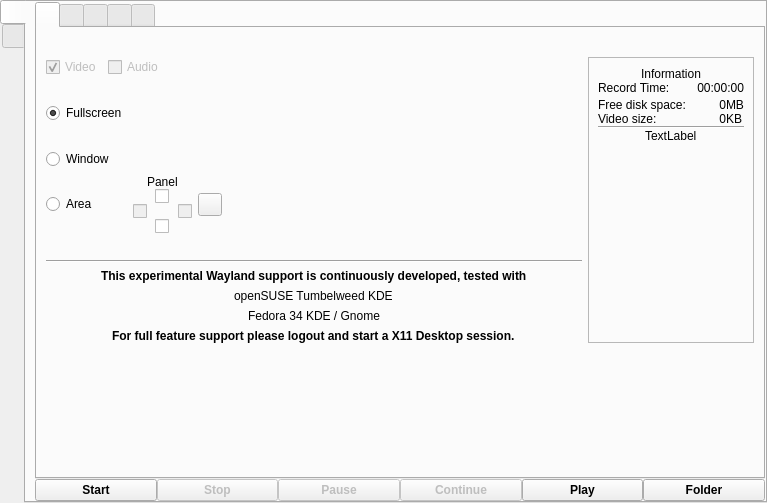
Before: the Qt Designer form src/wayland/formMainWindow_wl.ui in vkohaupt/vokoscreenNG, drawn with Qt 5.
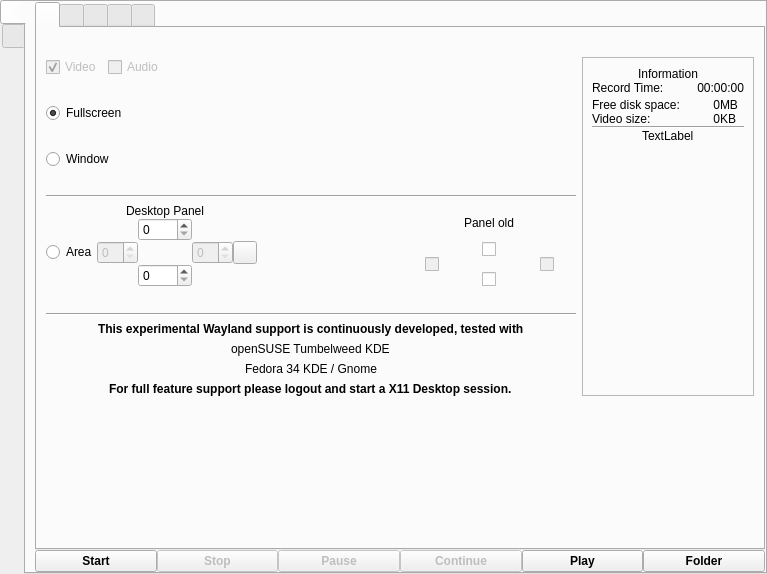
After: the same form once the commit is applied. Icons and pictures are not drawn.

Commit message: Wayland: Area

What changed in the file:
```diff
--- a/src/wayland/formMainWindow_wl.ui
+++ b/src/wayland/formMainWindow_wl.ui
@@ -7,7 +7,7 @@
     <x>0</x>
     <y>0</y>
     <width>767</width>
-    <height>503</height>
+    <height>574</height>
    </rect>
   </property>
   <property name="windowTitle">
@@ -89,63 +89,10 @@
              <layout class="QVBoxLayout" name="verticalLayout_7">
               <item>
                <layout class="QGridLayout" name="gridLayout_2">
-                <item row="12" column="0" colspan="5" alignment="Qt::AlignHCenter">
-                 <widget class="QLabel" name="label_6">
-                  <property name="font">
-                   <font>
-                    <weight>75</weight>
-                    <bold>true</bold>
-                   </font>
-                  </property>
+                <item row="12" column="0" colspan="3" alignment="Qt::AlignHCenter">
+                 <widget class="QLabel" name="label_2">
                   <property name="text">
-                   <string notr="true">For full feature support please logout and start a X11 Desktop session.</string>
-                  </property>
-                 </widget>
-                </item>
-                <item row="1" column="0" colspan="5">
-                 <layout class="QHBoxLayout" name="horizontalLayout_3">
-                  <item>
-                   <widget class="QCheckBox" name="checkBox">
-                    <property name="enabled">
-                     <bool>false</bool>
-                    </property>
-                    <property name="text">
-                     <string notr="true">Video</string>
-                    </property>
-                    <property name="checked">
-                     <bool>true</bool>
-                    </property>
-                   </widget>
-                  </item>
-                  <item>
-                   <widget class="QCheckBox" name="checkBox_2">
-                    <property name="enabled">
-                     <bool>false</bool>
-                    </property>
-                    <property name="text">
-                     <string notr="true">Audio</string>
-                    </property>
-                   </widget>
-                  </item>
-                  <item>
-                   <spacer name="horizontalSpacer_5">
-                    <property name="orientation">
-                     <enum>Qt::Horizontal</enum>
-                    </property>
-                    <property name="sizeHint" stdset="0">
-                     <size>
-                      <width>40</width>
-                      <height>20</height>
-                     </size>
-                    </property>
-                   </spacer>
-                  </item>
-                 </layout>
-                </item>
-                <item row="7" column="0">
-                 <widget class="QLabel" name="label_10">
-                  <property name="text">
-                   <string/>
+                   <string notr="true">openSUSE Tumbelweed KDE</string>
                   </property>
                  </widget>
                 </item>
@@ -156,6 +103,13 @@
                   </property>
                  </widget>
                 </item>
+                <item row="9" column="0">
+                 <widget class="QLabel" name="label_10">
+                  <property name="text">
+                   <string/>
+                  </property>
+                 </widget>
+                </item>
                 <item row="2" column="0">
                  <widget class="QLabel" name="label_9">
                   <property name="text">
@@ -163,36 +117,6 @@
                   </property>
                  </widget>
                 </item>
-                <item row="10" column="0" colspan="5" alignment="Qt::AlignHCenter">
-                 <widget class="QLabel" name="label_2">
-                  <property name="text">
-                   <string notr="true">openSUSE Tumbelweed KDE</string>
-                  </property>
-                 </widget>
-                </item>
-                <item row="6" column="0">
-                 <widget class="QRadioButton" name="radioButtonScreencastArea">
-                  <property name="text">
-                   <string notr="true">Area</string>
-                  </property>
-                  <attribute name="buttonGroup">
-                   <string notr="true">buttonGroup</string>
-                  </attribute>
-                 </widget>
-                </item>
-                <item row="6" column="3">
-                 <spacer name="horizontalSpacer_3">
-                  <property name="orientation">
-                   <enum>Qt::Horizontal</enum>
-                  </property>
-                  <property name="sizeHint" stdset="0">
-                   <size>
-                    <width>40</width>
-                    <height>20</height>
-                   </size>
-                  </property>
-                 </spacer>
-                </item>
                 <item row="5" column="0">
                  <widget class="QRadioButton" name="radioButtonScreencastWindow">
                   <property name="text">
@@ -203,14 +127,29 @@
                   </attribute>
                  </widget>
                 </item>
-                <item row="6" column="2">
-                 <widget class="QToolButton" name="toolButtonScreencastAreaReset">
+                <item row="11" column="0" colspan="3" alignment="Qt::AlignHCenter">
+                 <widget class="QLabel" name="label">
+                  <property name="font">
+                   <font>
+                    <weight>75</weight>
+                    <bold>true</bold>
+                   </font>
+                  </property>
                   <property name="text">
-                   <string notr="true"/>
+                   <string notr="true">This experimental Wayland support is continuously developed, tested with</string>
                   </property>
-                  <property name="icon">
-                   <iconset resource="../screencast.qrc">
-                    <normaloff>:/pictures/screencast/undo.png</normaloff>:/pictures/screencast/undo.png</iconset>
+                 </widget>
+                </item>
+                <item row="14" column="0" colspan="3" alignment="Qt::AlignHCenter">
+                 <widget class="QLabel" name="label_6">
+                  <property name="font">
+                   <font>
+                    <weight>75</weight>
+                    <bold>true</bold>
+                   </font>
+                  </property>
+                  <property name="text">
+                   <string notr="true">For full feature support please logout and start a X11 Desktop session.</string>
                   </property>
                  </widget>
                 </item>
@@ -227,20 +166,14 @@
                   </attribute>
                  </widget>
                 </item>
-                <item row="9" column="0" colspan="5" alignment="Qt::AlignHCenter">
-                 <widget class="QLabel" name="label">
-                  <property name="font">
-                   <font>
-                    <weight>75</weight>
-                    <bold>true</bold>
-                   </font>
-                  </property>
+                <item row="13" column="0" colspan="3" alignment="Qt::AlignHCenter">
+                 <widget class="QLabel" name="label_4">
                   <property name="text">
-                   <string notr="true">This experimental Wayland support is continuously developed, tested with</string>
+                   <string notr="true">Fedora 34 KDE / Gnome</string>
                   </property>
                  </widget>
                 </item>
-                <item row="1" column="5" rowspan="12">
+                <item row="1" column="3" rowspan="14">
                  <widget class="QFrame" name="frame_information">
                   <property name="frameShape">
                    <enum>QFrame::StyledPanel</enum>
@@ -257,31 +190,7 @@
                      <property name="verticalSpacing">
                       <number>0</number>
                      </property>
-                     <item row="1" column="0">
-                      <layout class="QHBoxLayout" name="horizontalLayout_4">
-                       <property name="bottomMargin">
-                        <number>3</number>
-                       </property>
-                       <item>
-                        <widget class="QLabel" name="label_14">
-                         <property name="text">
-                          <string notr="true">Record Time:</string>
-                         </property>
-                        </widget>
-                       </item>
-                       <item>
-                        <widget class="QLabel" name="labelInfoRecordTime">
-                         <property name="text">
-                          <string notr="true">00:00:00</string>
-                         </property>
-                         <property name="alignment">
-                          <set>Qt::AlignRight|Qt::AlignTrailing|Qt::AlignVCenter</set>
-                         </property>
-                        </widget>
-                       </item>
-                      </layout>
-                     </item>
-                     <item row="4" column="0">
+                     <item row="5" column="0">
                       <spacer name="verticalSpacer_21">
                        <property name="orientation">
                         <enum>Qt::Vertical</enum>
@@ -301,6 +210,30 @@
                        </property>
                       </widget>
                      </item>
+                     <item row="1" column="0">
+                      <layout class="QHBoxLayout" name="horizontalLayout_4">
+                       <property name="bottomMargin">
+                        <number>3</number>
+                       </property>
+                       <item>
+                        <widget class="QLabel" name="label_14">
+                         <property name="text">
+                          <string notr="true">Record Time:</string>
+                         </property>
+                        </widget>
+                       </item>
+                       <item>
+                        <widget class="QLabel" name="labelInfoRecordTime">
+                         <property name="text">
+                          <string notr="true">00:00:00</string>
+                         </property>
+                         <property name="alignment">
+                          <set>Qt::AlignRight|Qt::AlignTrailing|Qt::AlignVCenter</set>
+                         </property>
+                        </widget>
+                       </item>
+                      </layout>
+                     </item>
                      <item row="3" column="0" alignment="Qt::AlignHCenter">
                       <widget class="QLabel" name="label_Upate_tab_1">
                        <property name="text">
@@ -381,58 +314,25 @@
                   </layout>
                  </widget>
                 </item>
-                <item row="8" column="0" colspan="5">
-                 <widget class="Line" name="line_2">
+                <item row="7" column="0" colspan="3">
+                 <widget class="Line" name="line_4">
                   <property name="orientation">
                    <enum>Qt::Horizontal</enum>
                   </property>
                  </widget>
                 </item>
-                <item row="11" column="0" colspan="5" alignment="Qt::AlignHCenter">
-                 <widget class="QLabel" name="label_4">
+                <item row="0" column="0">
+                 <widget class="QLabel" name="label_8">
                   <property name="text">
-                   <string notr="true">Fedora 34 KDE / Gnome</string>
+                   <string/>
                   </property>
                  </widget>
                 </item>
-                <item row="6" column="1">
+                <item row="8" column="2">
                  <layout class="QGridLayout" name="gridLayout_3">
                   <property name="spacing">
                    <number>0</number>
                   </property>
-                  <item row="1" column="1" alignment="Qt::AlignHCenter">
-                   <widget class="QLabel" name="label_5">
-                    <property name="text">
-                     <string notr="true">Panel</string>
-                    </property>
-                   </widget>
-                  </item>
-                  <item row="3" column="0" alignment="Qt::AlignHCenter">
-                   <widget class="QCheckBox" name="checkBox_panel_left">
-                    <property name="enabled">
-                     <bool>false</bool>
-                    </property>
-                    <property name="text">
-                     <string notr="true"/>
-                    </property>
-                    <property name="autoExclusive">
-                     <bool>true</bool>
-                    </property>
-                   </widget>
-                  </item>
-                  <item row="2" column="1" alignment="Qt::AlignHCenter">
-                   <widget class="QCheckBox" name="checkBox_panel_top">
-                    <property name="text">
-                     <string notr="true"/>
-                    </property>
-                    <property name="checked">
-                     <bool>false</bool>
-                    </property>
-                    <property name="autoExclusive">
-                     <bool>true</bool>
-                    </property>
-                   </widget>
-                  </item>
                   <item row="3" column="2" alignment="Qt::AlignHCenter">
                    <widget class="QCheckBox" name="checkBox_panel_right">
                     <property name="enabled">
@@ -459,15 +359,171 @@
                     </property>
                    </widget>
                   </item>
+                  <item row="3" column="0" alignment="Qt::AlignHCenter">
+                   <widget class="QCheckBox" name="checkBox_panel_left">
+                    <property name="enabled">
+                     <bool>false</bool>
+                    </property>
+                    <property name="text">
+                     <string notr="true"/>
+                    </property>
+                    <property name="autoExclusive">
+                     <bool>true</bool>
+                    </property>
+                   </widget>
+                  </item>
+                  <item row="2" column="1" alignment="Qt::AlignHCenter">
+                   <widget class="QCheckBox" name="checkBox_panel_top">
+                    <property name="text">
+                     <string notr="true"/>
+                    </property>
+                    <property name="checked">
+                     <bool>false</bool>
+                    </property>
+                    <property name="autoExclusive">
+                     <bool>true</bool>
+                    </property>
+                   </widget>
+                  </item>
+                  <item row="1" column="0" colspan="3" alignment="Qt::AlignHCenter">
+                   <widget class="QLabel" name="label_5">
+                    <property name="text">
+                     <string notr="true">Panel old</string>
+                    </property>
+                   </widget>
+                  </item>
                  </layout>
                 </item>
-                <item row="0" column="0">
-                 <widget class="QLabel" name="label_8">
+                <item row="10" column="0" colspan="3">
+                 <widget class="Line" name="line_2">
+                  <property name="orientation">
+                   <enum>Qt::Horizontal</enum>
+                  </property>
+                 </widget>
+                </item>
+                <item row="6" column="0">
+                 <widget class="QLabel" name="label_18">
                   <property name="text">
                    <string/>
                   </property>
                  </widget>
                 </item>
+                <item row="1" column="0" colspan="2">
+                 <layout class="QHBoxLayout" name="horizontalLayout_3">
+                  <item>
+                   <widget class="QCheckBox" name="checkBox">
+                    <property name="enabled">
+                     <bool>false</bool>
+                    </property>
+                    <property name="text">
+                     <string notr="true">Video</string>
+                    </property>
+                    <property name="checked">
+                     <bool>true</bool>
+                    </property>
+                   </widget>
+                  </item>
+                  <item>
+                   <widget class="QCheckBox" name="checkBox_2">
+                    <property name="enabled">
+                     <bool>false</bool>
+                    </property>
+                    <property name="text">
+                     <string notr="true">Audio</string>
+                    </property>
+                   </widget>
+                  </item>
+                  <item>
+                   <spacer name="horizontalSpacer_5">
+                    <property name="orientation">
+                     <enum>Qt::Horizontal</enum>
+                    </property>
+                    <property name="sizeHint" stdset="0">
+                     <size>
+                      <width>40</width>
+                      <height>20</height>
+                     </size>
+                    </property>
+                   </spacer>
+                  </item>
+                 </layout>
+                </item>
+                <item row="8" column="0" colspan="2">
+                 <layout class="QGridLayout" name="gridLayout_4">
+                  <property name="spacing">
+                   <number>0</number>
+                  </property>
+                  <item row="2" column="0">
+                   <widget class="QRadioButton" name="radioButtonScreencastArea">
+                    <property name="text">
+                     <string notr="true">Area</string>
+                    </property>
+                    <attribute name="buttonGroup">
+                     <string notr="true">buttonGroup</string>
+                    </attribute>
+                   </widget>
+                  </item>
+                  <item row="2" column="4">
+                   <widget class="QToolButton" name="toolButtonScreencastAreaReset">
+                    <property name="text">
+                     <string notr="true"/>
+                    </property>
+                    <property name="icon">
+                     <iconset resource="../screencast.qrc">
+                      <normaloff>:/pictures/screencast/undo.png</normaloff>:/pictures/screencast/undo.png</iconset>
+                    </property>
+                   </widget>
+                  </item>
+                  <item row="0" column="1" colspan="3">
+                   <layout class="QHBoxLayout" name="horizontalLayout_6">
+                    <item alignment="Qt::AlignHCenter">
+                     <widget class="QLabel" name="label_11">
+                      <property name="text">
+                       <string>Desktop Panel</string>
+                      </property>
+                     </widget>
+                    </item>
+                   </layout>
+                  </item>
+                  <item row="2" column="3">
+                   <widget class="QSpinBox" name="spinBox_right">
+                    <property name="enabled">
+                     <bool>false</bool>
+                    </property>
+                   </widget>
+                  </item>
+                  <item row="2" column="1">
+                   <widget class="QSpinBox" name="spinBox_left">
+                    <property name="enabled">
+                     <bool>false</bool>
+                    </property>
+                   </widget>
+                  </item>
+                  <item row="3" column="2">
+                   <widget class="QSpinBox" name="spinBox_bottom"/>
+                  </item>
+                  <item row="1" column="2">
+                   <widget class="QSpinBox" name="spinBox_top">
+                    <property name="maximum">
+                     <number>2000</number>
+                    </property>
+                   </widget>
+                  </item>
+                  <item row="2" column="5">
+                   <spacer name="horizontalSpacer_3">
+                    <property name="orientation">
+                     <enum>Qt::Horizontal</enum>
+                    </property>
+                    <property name="sizeHint" stdset="0">
+                     <size>
+                      <width>40</width>
+                      <height>20</height>
+                     </size>
+                    </property>
+                   </spacer>
+                  </item>
+                 </layout>
+                </item>
                </layout>
               </item>
              </layout>
@@ -743,8 +799,8 @@
                   <rect>
                    <x>0</x>
                    <y>0</y>
-                   <width>447</width>
-                   <height>367</height>
+                   <width>431</width>
+                   <height>429</height>
                   </rect>
                  </property>
                  <layout class="QGridLayout" name="gridLayoutAvailable">
```
The commit also changes 4 other files.
